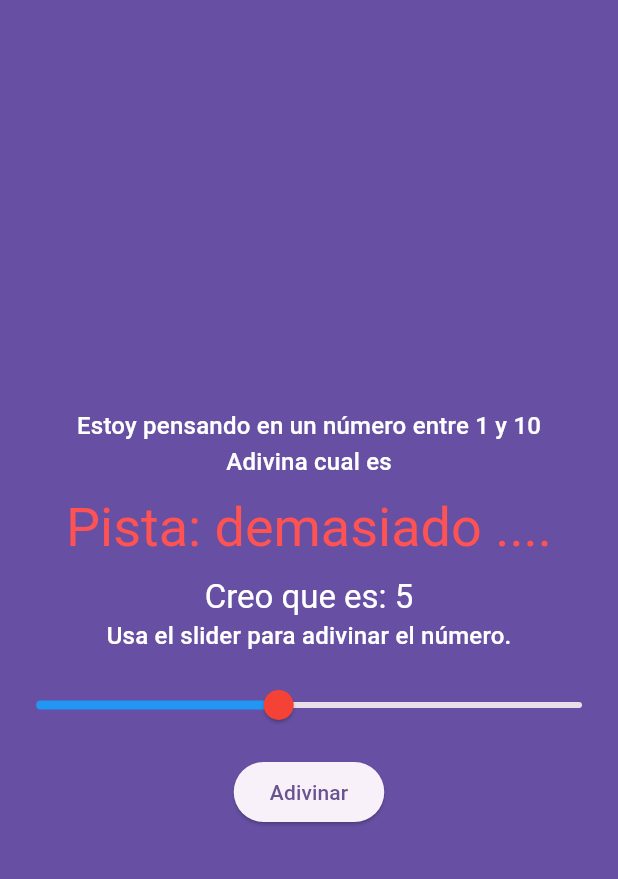
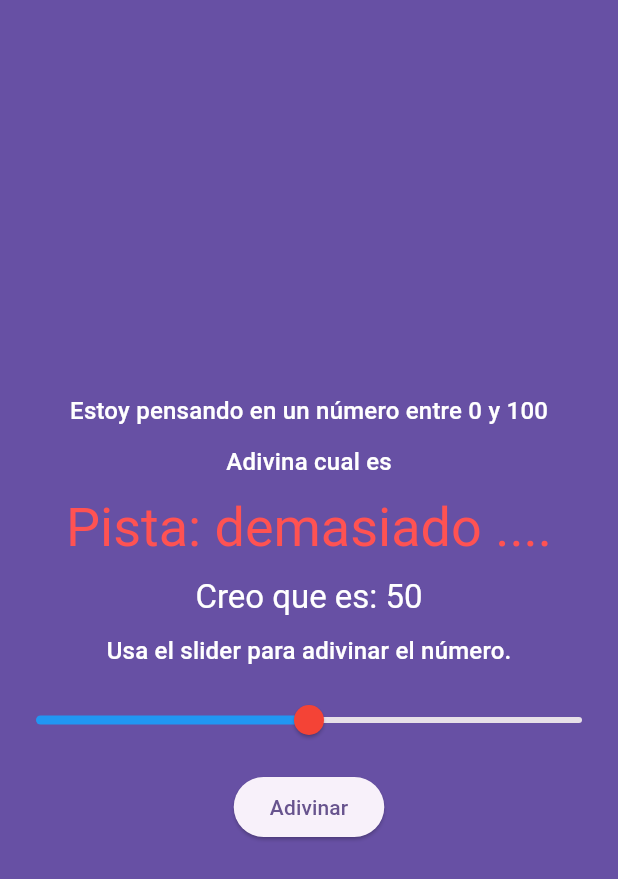
Before and after one commit to CarlosFelipeGM/adivina_app, a Flutter app: the screen it shows after launch, after a tap on "Intentar Adivinar", on a phone screen of 412 x 824 dp. Shown: the top 879 px of the screen. Run offline on Flutter 3.47's test engine with Material 3 defaults, Android fonts, the light colour scheme and no system bars.

Commit message:
feat: adivina el numero entre el 0 y 100

```diff
--- a/lib/main.dart
+++ b/lib/main.dart
@@ -8,7 +8,6 @@ void main() {
 class MyApp extends StatelessWidget {
   const MyApp({super.key});
 
-  // This widget is the root of your application.
   @override
   Widget build(BuildContext context) {
     return MaterialApp(
--- a/lib/pages/pagina_con_slider.dart
+++ b/lib/pages/pagina_con_slider.dart
@@ -1,5 +1,4 @@
 import 'dart:math';
-
 import 'package:adivina_app/pages/pagina_final.dart';
 import 'package:flutter/material.dart';
 
@@ -20,14 +19,15 @@ class PaginaConSlider extends StatefulWidget {
 }
 
 class _PaginaConSliderState extends State<PaginaConSlider> {
-  int numeroAleatorio = 1;
+  int numeroAleatorio = 0;
   late double valorActual;
   var estado = '....';
 
   @override
   void initState() {
     valorActual = widget.valorInicial.toDouble();
-    numeroAleatorio = Random().nextInt(widget.maximo) + 1;
+    // Random generara un numero aleatorio entre 0 y 100 (tope 101)
+    numeroAleatorio = Random().nextInt(widget.maximo + 1);
     super.initState();
   }
 
@@ -37,6 +37,7 @@ class _PaginaConSliderState extends State<PaginaConSlider> {
       body: Center(
         child: Column(
           mainAxisAlignment: MainAxisAlignment.center,
+          spacing: 10,
           children: [
             Text(
               "Estoy pensando en un número entre ${widget.minimo} y ${widget.maximo}",
@@ -46,12 +47,10 @@ class _PaginaConSliderState extends State<PaginaConSlider> {
               "Adivina cual es",
               style: Theme.of(context).textTheme.titleMedium,
             ),
-            const SizedBox(height: 10),
             Text(
               "Pista: demasiado $estado",
               style: Theme.of(context).textTheme.displaySmall,
             ),
-            const SizedBox(height: 10),
             Text(
               "Creo que es: ${valorActual.toInt()}",
               style: Theme.of(context).textTheme.titleLarge,
@@ -60,7 +59,6 @@ class _PaginaConSliderState extends State<PaginaConSlider> {
               "Usa el slider para adivinar el número.",
               style: Theme.of(context).textTheme.titleMedium,
             ),
-            const SizedBox(height: 10),
             Slider(
               min: widget.minimo.toDouble(),
               max: widget.maximo.toDouble(),
@@ -71,7 +69,6 @@ class _PaginaConSliderState extends State<PaginaConSlider> {
                 });
               },
             ),
-            const SizedBox(height: 10),
             ElevatedButton(
               onPressed: () {
                 // _compararConAleatorio
@@ -82,7 +79,7 @@ class _PaginaConSliderState extends State<PaginaConSlider> {
                 setState(() {
                   switch (resultado) {
                     case 0:
-                      // son iguales, redirigir a la pagina final
+                      // numeroAleatorio y valorActual son iguales, redirigir a la pagina final
                       Navigator.push(
                         context,
                         MaterialPageRoute(
--- a/lib/pages/pagina_final.dart
+++ b/lib/pages/pagina_final.dart
@@ -37,6 +37,7 @@ class PaginaFinal extends StatelessWidget {
               "El numero era el: $valorActual",
               style: Theme.of(context).textTheme.displaySmall,
             ),
+            const SizedBox(height: 10),
             ElevatedButton(
               onPressed: () {
                 Navigator.push(
@@ -46,9 +47,7 @@ class PaginaFinal extends StatelessWidget {
                   ),
                 );
               },
-              child: const Text(
-                'Volver al inicio',
-              ),
+              child: const Text('Volver al inicio'),
             ),
           ],
         ),
--- a/lib/pages/pagina_principal.dart
+++ b/lib/pages/pagina_principal.dart
@@ -6,9 +6,9 @@ class PaginaPrincipal extends StatelessWidget {
 
   @override
   Widget build(BuildContext context) {
-    int minNumero = 1; // cambiar a 0
-    int maxNumero = 10; // cambiar a 100
-    int actualNumero = 5; // cambiar
+    int minNumero = 0;
+    int maxNumero = 100;
+    int actualNumero = 50;
     return Scaffold(
       body: Center(
         child: Column(
@@ -35,9 +35,7 @@ class PaginaPrincipal extends StatelessWidget {
                   ),
                 );
               },
-              child: const Text(
-                'Intentar Adivinar',
-              ),
+              child: const Text('Intentar Adivinar'),
             ),
           ],
         ),
```
